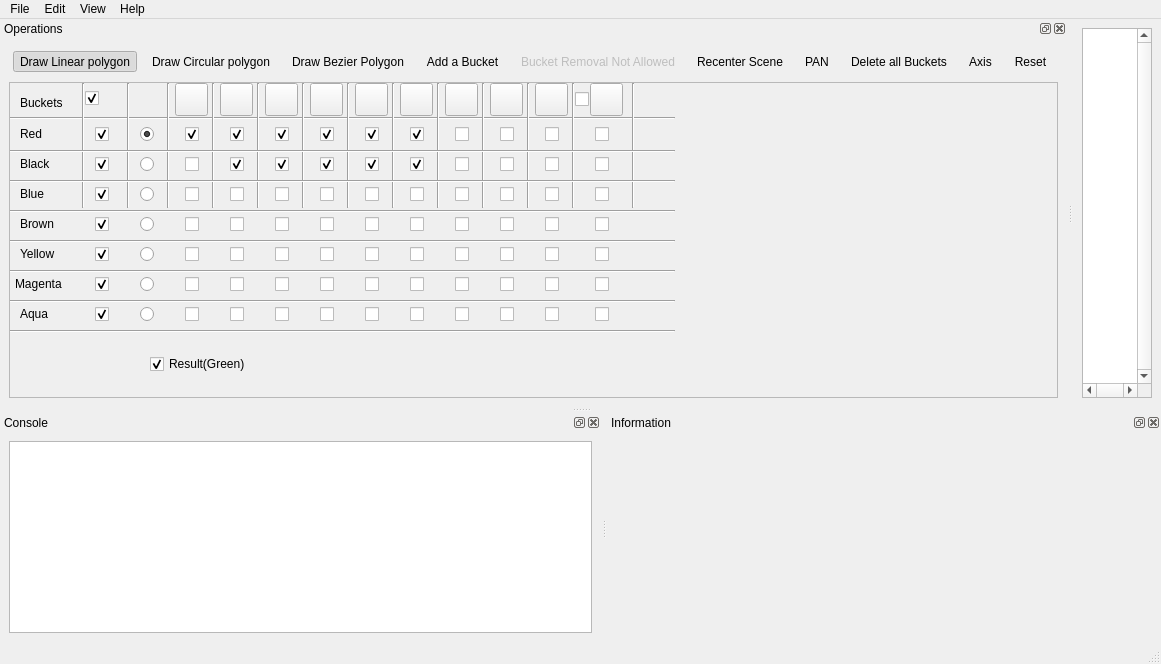
CGAL/cgal, file Boolean_set_operations_2/demo/Boolean_set_operations_2/UiFiles/Boolean_set_operations_2.ui: the form before one commit.
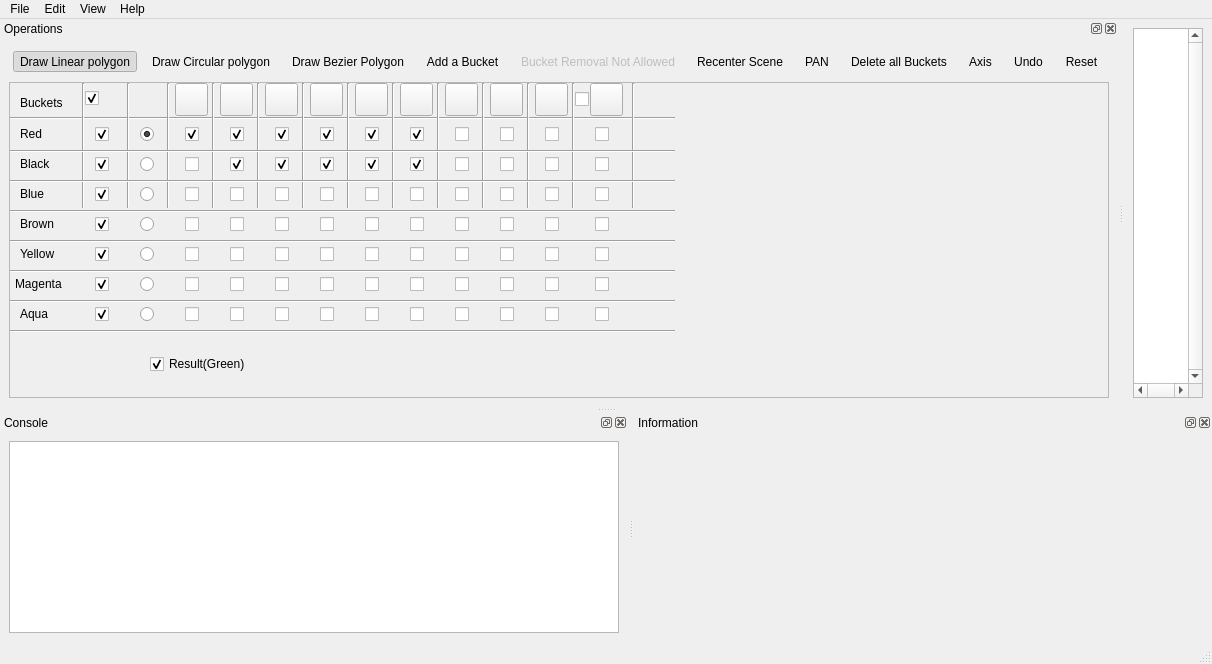
The form after the commit. Icons and pictures are not drawn.

Commit message: Undo Operation

```diff
--- a/Boolean_set_operations_2/demo/Boolean_set_operations_2/UiFiles/Boolean_set_operations_2.ui
+++ b/Boolean_set_operations_2/demo/Boolean_set_operations_2/UiFiles/Boolean_set_operations_2.ui
@@ -106,7 +106,7 @@
    </widget>
    <addaction name="menuFile"/>
    <addaction name="menuEdit"/>
-   <addaction name="menuOperations"/>
+   <!-- <addaction name="menuOperations"/> -->
    <addaction name="menuView"/>
    <addaction name="menu_Help"/>
   </widget>
@@ -280,6 +280,17 @@
            <attribute name="toolBarBreak" >
             <bool>false</bool>
            </attribute>
+           <addaction name="actionUndo" />
+          </widget>
+        </item>
+        <item>
+          <widget class="QToolBar" name="OperationsToolBar35">
+           <attribute name="toolBarArea" >
+            <enum>TopToolBarArea</enum>
+           </attribute>
+           <attribute name="toolBarBreak" >
+            <bool>false</bool>
+           </attribute>
            <addaction name="actionNew" />
           </widget>
         </item>
@@ -2883,6 +2894,18 @@
     <string>Ctrl+L</string>
    </property>
   </action>
+  <action name="actionUndo">
+   <property name="icon">
+    <iconset resource="Boolean_operations_2.qrc">
+     <normaloff>:/cgal/icons/resources/undo.png</normaloff>:/cgal/icons/resources/undo.png</iconset>
+   </property>
+   <property name="text">
+    <string>Undo</string>
+   </property>
+   <property name ="shortcut">
+    <string>Ctrl+Z</string>
+   </property>
+  </action>
   <action name="actionRecenter">
    <property name="icon">
     <iconset resource="Boolean_operations_2.qrc">
```
Left out of the diff: 1 changed line with no effect on the pictures. The commit also changes 3 other files.
